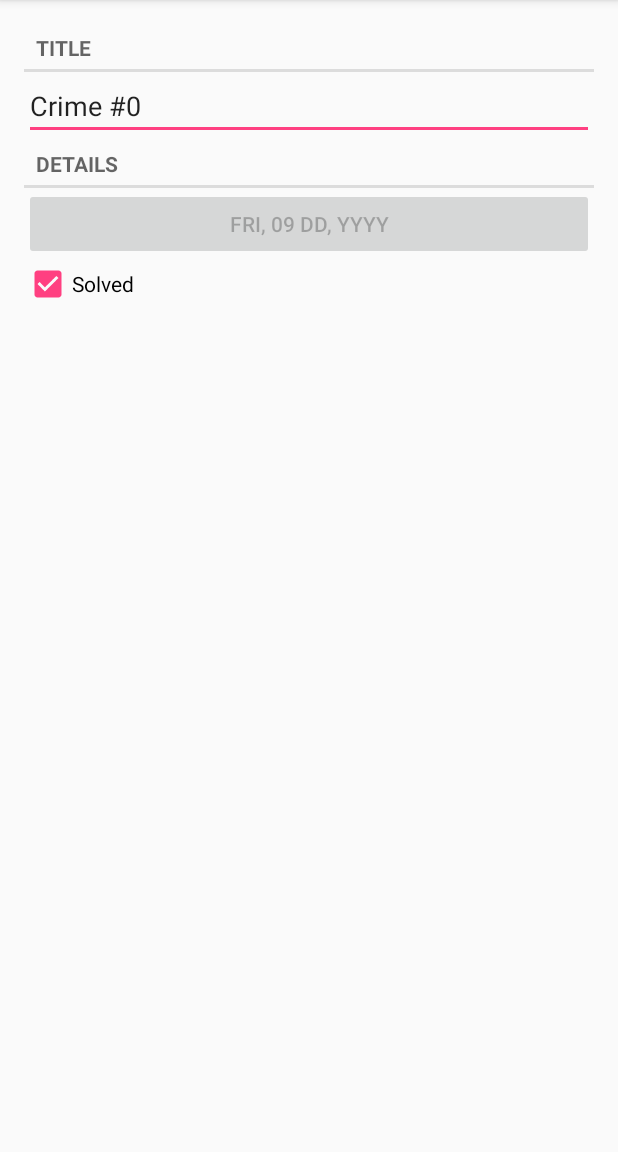
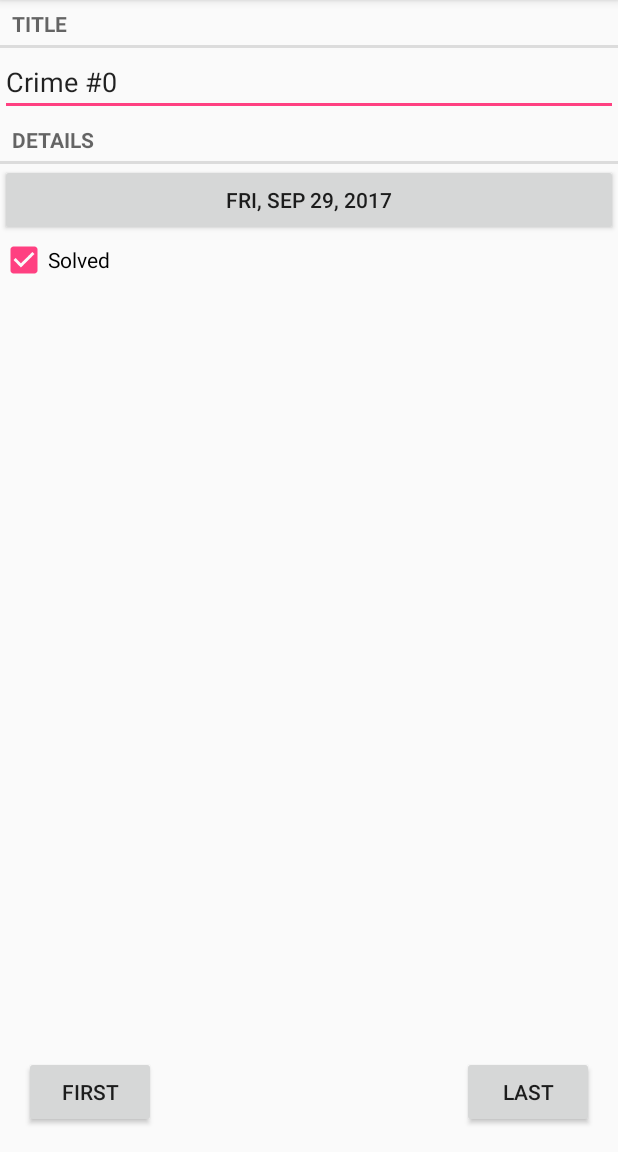
Before and after one commit to TerryGlen/CriminalIntent, an Android app: the CrimeFragment screen opened directly, with no data from a screen before it, on a phone screen of 412 x 824 dp, the part 84-1236 px from its top. Run offline under Robolectric (Android 15) with nearby library versions, the phone set to English and light mode, and no system bars.

```diff
--- a/app/src/main/java/com/example/terry/criminalintent/CrimeFragment.java
+++ b/app/src/main/java/com/example/terry/criminalintent/CrimeFragment.java
@@ -1,7 +1,10 @@
 package com.example.terry.criminalintent;
 
+import android.app.Activity;
+import android.content.Intent;
 import android.os.Bundle;
 import android.support.v4.app.Fragment;
+import android.support.v4.app.FragmentManager;
 import android.support.v4.view.LayoutInflaterCompat;
 import android.support.v4.view.ViewPager;
 import android.text.Editable;
@@ -15,6 +18,7 @@ import android.widget.CheckBox;
 import android.widget.CompoundButton;
 import android.widget.EditText;
 
+import java.util.Date;
 import java.util.UUID;
 
 import static android.widget.CompoundButton.*;
@@ -26,6 +30,8 @@ import static android.widget.CompoundButton.*;
 public class CrimeFragment extends Fragment{
 
     private static final String ARG_CRIME_ID = "crime_id";
+    private static final String DIALOG_DATE = "DialogDate";
+    private static final int REQUEST_DATE = 0;
     private Crime mCrime;
     private EditText mTitleField;
     private Button mDateButton;
@@ -38,6 +44,8 @@ public class CrimeFragment extends Fragment{
         fragment.setArguments(args);
         return fragment;
     }
+
+
     public void onCreate(Bundle savedInstanceState){
         super.onCreate(savedInstanceState);
         UUID crimeId = (UUID) getArguments().getSerializable(ARG_CRIME_ID);
@@ -68,8 +76,18 @@ public class CrimeFragment extends Fragment{
 
         });
         mDateButton = (Button) v.findViewById(R.id.crime_date);
-        mDateButton.setText(DateFormat.format("EEE, MM DD, YYYY" ,mCrime.getDate()));
-        mDateButton.setEnabled(false);
+        updateDate();
+        mDateButton.setOnClickListener(new View.OnClickListener() {
+            @Override
+            public void onClick(View v){
+                FragmentManager manager = getFragmentManager();
+                DatePickerFragment dialog = DatePickerFragment.
+                        newInstance(mCrime.getDate());
+                //Binds relationships between CrimeFragment and DatePickerFragment
+                dialog.setTargetFragment(CrimeFragment.this, REQUEST_DATE);
+                dialog.show(manager , DIALOG_DATE);
+            }
+        });
         mSolvedCheckBox = (CheckBox) v.findViewById(R.id.crime_solved);
         mSolvedCheckBox.setChecked(mCrime.isSolved());
         mSolvedCheckBox.setOnCheckedChangeListener(new OnCheckedChangeListener() {
@@ -81,4 +99,20 @@ public class CrimeFragment extends Fragment{
 
         return v;
     }
+    @Override
+    public void onActivityResult(int requestCode, int resultCode, Intent data){
+        if(resultCode != Activity.RESULT_OK){
+            return;
+        }
+        if(requestCode == REQUEST_DATE){
+            Date date = (Date) data
+                    .getSerializableExtra(DatePickerFragment.EXTRA_DATE);
+            mCrime.setDate(date);
+            updateDate();
+        }
+    }
+
+    private void updateDate() {
+        mDateButton.setText(DateFormat.format("EEE, MMM d, yyyy" ,mCrime.getDate()));
+    }
 }
--- a/app/src/main/java/com/example/terry/criminalintent/CrimePagerActivity.java
+++ b/app/src/main/java/com/example/terry/criminalintent/CrimePagerActivity.java
@@ -8,6 +8,10 @@ import android.support.v4.app.FragmentManager;
 import android.support.v4.app.FragmentStatePagerAdapter;
 import android.support.v4.view.ViewPager;
 import android.support.v7.app.AppCompatActivity;
+import android.view.LayoutInflater;
+import android.view.View;
+import android.view.ViewGroup;
+import android.widget.Button;
 
 import java.util.List;
 import java.util.UUID;
@@ -20,6 +24,8 @@ public class CrimePagerActivity extends AppCompatActivity{
     private ViewPager mViewPager;
     private List<Crime> mCrimes;
     private static final String EXTRA_CRIME_ID = "com.example.terry.criminalintent.crime_id";
+    private Button mFirstButton;
+    private Button mLastButton;
 
     public static Intent newIntent(final Context packageContext, UUID crimeId){
         Intent intent = new Intent(packageContext, CrimePagerActivity.class);
@@ -53,5 +59,37 @@ public class CrimePagerActivity extends AppCompatActivity{
                break;
            }
        }
+       mViewPager.addOnPageChangeListener(new ViewPager.OnPageChangeListener(){
+           @Override
+           public void onPageScrolled(int position, float positionOffset, int positionOffsetPixels) {
+               // Do nothing
+           }
+
+           @Override
+           public void onPageSelected(int position) {
+               mFirstButton.setEnabled(position != 0);
+               mLastButton.setEnabled(position != (mCrimes.size() - 1));
+           }
+
+           @Override
+           public void onPageScrollStateChanged(int state) {
+               // Do nothing
+           }
+       });
+       mFirstButton = (Button) findViewById(R.id.first_crime);
+        mFirstButton.setOnClickListener(new View.OnClickListener(){
+            @Override
+            public void onClick(View v){
+                mViewPager.setCurrentItem(0);
+            }
+        });
+        mLastButton = (Button) findViewById(R.id.last_crime);
+        mLastButton.setOnClickListener(new View.OnClickListener() {
+            @Override
+            public void onClick(View view) {
+                mViewPager.setCurrentItem(mCrimes.size()-1);
+            }
+        });
     }
+
 }
--- a/app/src/main/res/layout/activity_crime_pager.xml
+++ b/app/src/main/res/layout/activity_crime_pager.xml
@@ -1,8 +1,29 @@
 <?xml version="1.0" encoding="utf-8"?>
-<android.support.v4.view.ViewPager xmlns:android="http://schemas.android.com/apk/res/android"
-                                   android:id="@+id/crime_view_pager"
-                                   android:layout_width="match_parent"
-                                   android:layout_height="match_parent"
-                                   android:layout_margin="16dp">
+<FrameLayout
+    xmlns:android="http://schemas.android.com/apk/res/android"
+    android:layout_width="match_parent"
+    android:layout_height="match_parent">
 
-</android.support.v4.view.ViewPager>
+    <android.support.v4.view.ViewPager
+        android:id="@+id/crime_view_pager"
+        android:layout_width="match_parent"
+        android:layout_height="match_parent">
+    </android.support.v4.view.ViewPager>
+
+    <Button
+        android:id="@+id/first_crime"
+        android:layout_width="wrap_content"
+        android:layout_height="wrap_content"
+        android:layout_gravity="bottom|left"
+        android:layout_margin="16dp"
+        android:text="First"/>
+
+    <Button
+        android:id="@+id/last_crime"
+        android:layout_width="wrap_content"
+        android:layout_height="wrap_content"
+        android:layout_gravity="bottom|right"
+        android:layout_margin="16dp"
+        android:text="Last"/>
+
+</FrameLayout>
--- a/app/src/main/res/values/strings.xml
+++ b/app/src/main/res/values/strings.xml
@@ -4,6 +4,7 @@
     <string name="crime_title_label">Title</string>
     <string name="crime_details_label">Details</string>
     <string name="crime_solved_label">Solved</string>
+    <string name="date_picker_title">Date of crime:</string>
 
 
 </resources>
```
Also changed, not shown: app/src/main/java/com/example/terry/criminalintent/DatePickerFragment.java (added, +75 -0 lines), app/src/main/res/layout/dialog_date.xml (added, +8 -0 lines).
